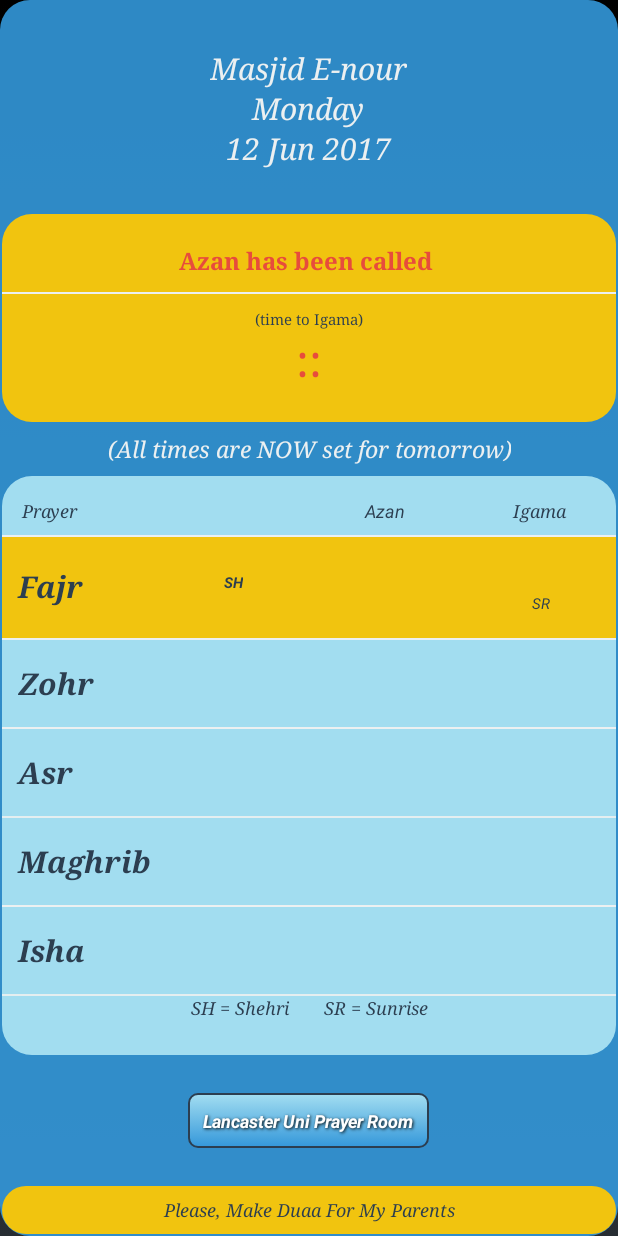
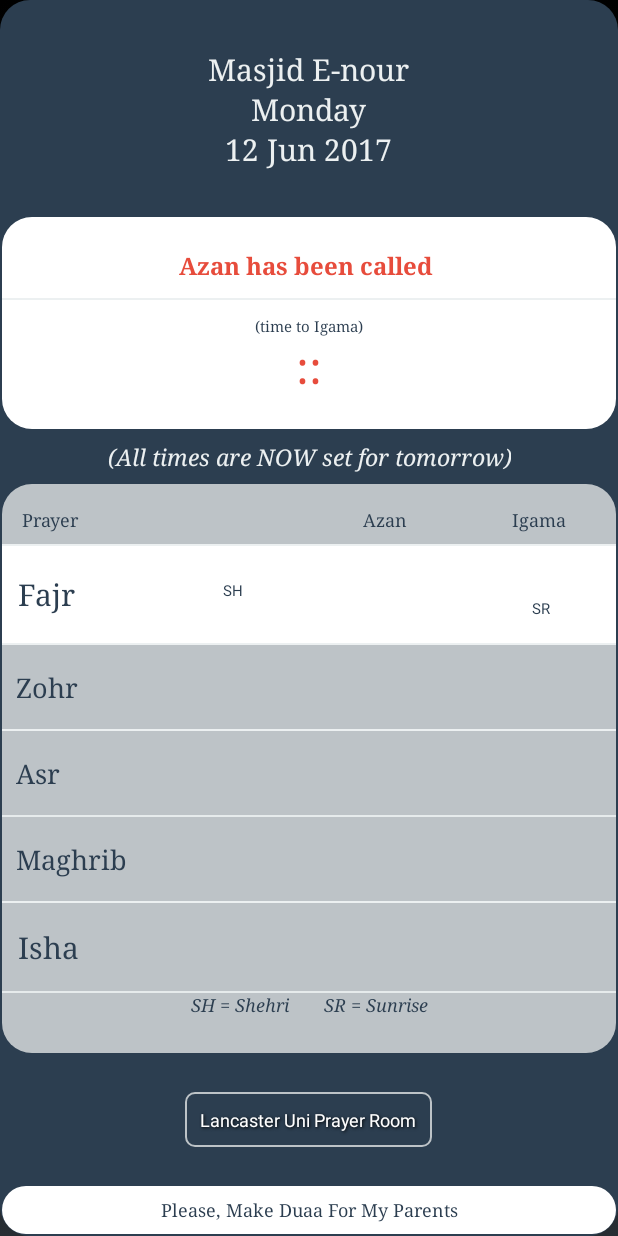
Before and after one commit to SudanBoy/LancasterPrayerTimes, an Android app: the screen it shows after launch (MainActivity), on a phone screen of 412 x 824 dp. Run offline under Robolectric (Android 15) with nearby library versions, the light colour scheme and no system bars; network calls fail; 25 statements that could not run were skipped.

Commit message:
Changed the colors

```diff
--- a/app/src/main/java/com/devsuda/lancasterprayertimes/DisplayCountdowns.java
+++ b/app/src/main/java/com/devsuda/lancasterprayertimes/DisplayCountdowns.java
@@ -1,11 +1,5 @@
 package com.devsuda.lancasterprayertimes;
 
-import android.app.Notification;
-import android.app.NotificationManager;
-import android.app.PendingIntent;
-import android.content.Context;
-import android.content.Intent;
-import android.net.Uri;
 import android.os.CountDownTimer;
 import android.widget.TextView;
 
@@ -15,9 +9,11 @@ public class DisplayCountdowns {
     private static final int igamaCountDownId = 1;
     private static final int azanCountDownId = 2;
     private static final int maghribCountDownId = 3;
+    private NotiAdaptor notiAdaptor;
 
     public DisplayCountdowns(MainActivity _mainActivity) {
         this.mainActivity = _mainActivity;
+        this.notiAdaptor = new NotiAdaptor(_mainActivity);
     }
 
     public void countdown(long timeToNextAzanOrIgamaِ, int countDownId) {
@@ -25,9 +21,6 @@ public class DisplayCountdowns {
         final TextView hourOfIgamaCdTv = (TextView) mainActivity.findViewById(R.id.hourOfIgamaCdTv);
         final TextView minOfIgamaCdTv = (TextView) mainActivity.findViewById(R.id.minOfIgamaCdTv);
         final TextView secOfIgamaCdTv = (TextView) mainActivity.findViewById(R.id.secOfIgamaCdTv);
-
-        final TextView hourOfIgamaCdSign = (TextView) mainActivity.findViewById(R.id.hourOfIgamaCdSign);
-        final TextView minOfIgamaCdSign = (TextView) mainActivity.findViewById(R.id.minOfIgamaCdSign);
 
         final TextView minOfAzanCdTv = (TextView) mainActivity.findViewById(R.id.minOfAzanCdTv);
         final TextView minOfAzanCdSign = (TextView) mainActivity.findViewById(R.id.minOfAzanCdSign);
@@ -73,7 +66,7 @@ public class DisplayCountdowns {
                 }
 
                 public void onFinish() {
-                    showNotification(azanNotiId);
+                    notiAdaptor.showNotification(azanNotiId);
                     minOfAzanCdTv.setText("Azan has been called ");
                 }
             }.start();
@@ -92,7 +85,7 @@ public class DisplayCountdowns {
 
                 public void onFinish() {
 
-                    showNotification(igamaNotiId);
+                    notiAdaptor.showNotification(igamaNotiId);
                     minOfAzanCdTv.setText("Jamaa started, hurry up!");
                 }
             }.start();
@@ -119,43 +112,10 @@ public class DisplayCountdowns {
                 }
 
                 public void onFinish() {
-                    showNotification(igamaNotiId);
+                    notiAdaptor.showNotification(igamaNotiId);
                     minOfAzanCdTv.setText("Azan has been called ");
                 }
             }.start();
         }
     }
-
-    private void showNotification(int notiId) {
-        Notification myNotification = null;
-        String notificationTitle = null;
-        String notificationBody = null;
-
-        switch (notiId) {
-            case 1:
-                myNotification = new Notification(R.drawable.ic_launcher, "Time for praying!", System.currentTimeMillis());
-                notificationTitle = "Time for praying";
-                notificationBody = "Prepare yourself!";
-
-                break;
-            case 2:
-                myNotification = new Notification(R.drawable.ic_launcher, "Jamaa started!", System.currentTimeMillis());
-                notificationTitle = "Jamaa started!";
-                notificationBody = "May Allah accept";
-                break;
-        }
-        NotificationManager notificationManager = (NotificationManager) mainActivity.getSystemService(Context.NOTIFICATION_SERVICE);
-
-        Context context = mainActivity.getApplicationContext();
-
-
-        Intent myIntent = new Intent(mainActivity, MainActivity.class);
-        PendingIntent pendingIntent = PendingIntent.getActivity(mainActivity, 0, myIntent, Intent.FILL_IN_ACTION);
-        myNotification.flags |= Notification.FLAG_AUTO_CANCEL;
-        myNotification.sound = Uri.parse("android.resource://" + mainActivity.getPackageName() + "/" + R.raw.azan);
-        myNotification.setLatestEventInfo(context, notificationTitle, notificationBody, pendingIntent);
-        notificationManager.notify(1, myNotification);
-    }
-
-
 }
--- a/app/src/main/java/com/devsuda/lancasterprayertimes/DisplayPrayerTimes.java
+++ b/app/src/main/java/com/devsuda/lancasterprayertimes/DisplayPrayerTimes.java
@@ -86,7 +86,7 @@ public class DisplayPrayerTimes {
     private long nextPrayerIgamaTimeInMs = 0;
     private long nextPrayerAzanTimeInMs = 0;
 
-    private static final String highlghtColor = "#f1c40f";
+    private static final String highlghtColor = "#ffffff";
 
     public DisplayPrayerTimes(MainActivity _mainActivity) {
         this.mainActivity = _mainActivity;
--- /dev/null
+++ b/app/src/main/java/com/devsuda/lancasterprayertimes/NotiAdaptor.java
@@ -0,0 +1,51 @@
+package com.devsuda.lancasterprayertimes;
+
+import android.app.Notification;
+import android.app.NotificationManager;
+import android.app.PendingIntent;
+import android.content.Context;
+import android.content.Intent;
+import android.net.Uri;
+
+/**
+ * Created by Abubakr on 12/06/2017.
+ */
+
+public class NotiAdaptor {
+
+    private Context ctx;
+    public NotiAdaptor(MainActivity _mainActivity){
+        this.ctx = _mainActivity;
+    }
+
+    public void showNotification(int notiId) {
+        Notification myNotification = null;
+        String notificationTitle = null;
+        String notificationBody = null;
+
+        switch (notiId) {
+            case 1:
+                myNotification = new Notification(R.drawable.ic_launcher, "Time for praying!", System.currentTimeMillis());
+                notificationTitle = "Time for praying";
+                notificationBody = "Prepare yourself!";
+
+                break;
+            case 2:
+                myNotification = new Notification(R.drawable.ic_launcher, "Jamaa started!", System.currentTimeMillis());
+                notificationTitle = "Jamaa started!";
+                notificationBody = "May Allah accept";
+                break;
+        }
+        NotificationManager notificationManager = (NotificationManager) ctx.getSystemService(Context.NOTIFICATION_SERVICE);
+
+        //Context context = ctx.getApplicationContext();
+
+
+        Intent myIntent = new Intent(ctx, MainActivity.class);
+        PendingIntent pendingIntent = PendingIntent.getActivity(ctx, 0, myIntent, Intent.FILL_IN_ACTION);
+        myNotification.flags |= Notification.FLAG_AUTO_CANCEL;
+        myNotification.sound = Uri.parse("android.resource://" + ctx.getPackageName() + "/" + R.raw.azan);
+        myNotification.setLatestEventInfo(ctx, notificationTitle, notificationBody, pendingIntent);
+        notificationManager.notify(1, myNotification);
+    }
+}
--- a/app/src/main/res/drawable-hdpi/red_button.xml
+++ b/app/src/main/res/drawable-hdpi/red_button.xml
@@ -2,18 +2,18 @@
 <selector xmlns:android="http://schemas.android.com/apk/res/android">
 
     <item android:state_pressed="true"><shape>
-            <solid android:color="#F2A9E2F3" />
+            <solid android:color="#2c3e50" />
 
-            <stroke android:width="1dp" android:color="#2c3e50" />
+            <stroke android:width="1dp" android:color="#bdc3c7" />
 
             <corners android:radius="6dp" />
 
             <padding android:bottom="10dp" android:left="10dp" android:right="10dp" android:top="10dp" />
         </shape></item>
     <item><shape>
-            <gradient android:angle="270" android:endColor="#f23498db" android:startColor="#F2A9E2F3" />
+            <gradient android:angle="270" android:endColor="#2c3e50" android:startColor="#2c3e50" />
 
-            <stroke android:width="1dp" android:color="#2c3e50" />
+            <stroke android:width="1dp" android:color="#bdc3c7" />
 
             <corners android:radius="6dp" />
 
--- a/app/src/main/res/drawable-hdpi/roundcorners.xml
+++ b/app/src/main/res/drawable-hdpi/roundcorners.xml
@@ -1,7 +1,7 @@
 <?xml version="1.0" encoding="utf-8"?>
 <shape xmlns:android="http://schemas.android.com/apk/res/android" >
 
-    <solid android:color="#E63498db" />
+    <solid android:color="#2c3e50" />
 
     <corners android:radius="30px" />
 
--- a/app/src/main/res/drawable-hdpi/roundcorners2.xml
+++ b/app/src/main/res/drawable-hdpi/roundcorners2.xml
@@ -1,7 +1,7 @@
 <?xml version="1.0" encoding="utf-8"?>
 <shape xmlns:android="http://schemas.android.com/apk/res/android" >
 
-    <solid android:color="#f1c40f" />
+    <solid android:color="#ffffff" />
 
     <corners android:radius="30px" />
 
--- a/app/src/main/res/drawable-hdpi/roundcorners3.xml
+++ b/app/src/main/res/drawable-hdpi/roundcorners3.xml
@@ -1,7 +1,7 @@
 <?xml version="1.0" encoding="utf-8"?>
 <shape xmlns:android="http://schemas.android.com/apk/res/android" >
 
-    <solid android:color="#f2A9E2F3" />
+    <solid android:color="#bdc3c7" />
 
     <corners android:radius="30px" />
 
--- a/app/src/main/res/layout/activity_main.xml
+++ b/app/src/main/res/layout/activity_main.xml
@@ -31,7 +31,6 @@
                 android:text="Masjid E-nour"
                 android:textColor="#ecf0f1"
                 android:textSize="20sp"
-                android:textStyle="italic"
                 android:typeface="serif" />
         </TableRow>
 
@@ -46,7 +45,6 @@
                 android:gravity="center"
                 android:textColor="#ecf0f1"
                 android:textSize="20sp"
-                android:textStyle="italic"
                 android:typeface="serif" />
         </TableRow>
 
@@ -61,7 +59,6 @@
                 android:gravity="center"
                 android:textColor="#ecf0f1"
                 android:textSize="20sp"
-                android:textStyle="italic"
                 android:typeface="serif" />
         </TableRow>
     </TableLayout>
@@ -255,7 +252,6 @@
                     android:text="    Prayer"
                     android:textColor="#2c3e50"
                     android:textSize="12sp"
-                    android:textStyle="italic"
                     android:typeface="serif" />
 
                 <TextView
@@ -266,7 +262,7 @@
                     android:text="Azan"
                     android:textColor="#2c3e50"
                     android:textSize="12sp"
-                    android:textStyle="italic" />
+                    android:typeface="serif" />
 
                 <TextView
                     android:id="@+id/igamaTitle"
@@ -276,7 +272,6 @@
                     android:text="Igama"
                     android:textColor="#2c3e50"
                     android:textSize="12sp"
-                    android:textStyle="italic"
                     android:typeface="serif" />
             </TableRow>
         </TableLayout>
@@ -308,7 +303,6 @@
                     android:text="  Fajr"
                     android:textColor="#2c3e50"
                     android:textSize="20sp"
-                    android:textStyle="bold|italic"
                     android:typeface="serif" />
 
                 <TableLayout
@@ -328,8 +322,7 @@
                             android:id="@+id/shehriLblTV"
                             android:gravity="right"
                             android:textColor="#2c3e50"
-                            android:textSize="18dp"
-                            android:textStyle="italic" />
+                            android:textSize="18dp" />
 
                         <TextView
                             android:id="@+id/sh"
@@ -338,8 +331,7 @@
                             android:includeFontPadding="false"
                             android:text=" SH"
                             android:textColor="#2c3e50"
-                            android:textSize="10dp"
-                            android:textStyle="bold|italic" />
+                            android:textSize="10dp" />
                     </TableRow>
                 </TableLayout>
 
@@ -349,8 +341,7 @@
                     android:layout_weight="25"
                     android:gravity="center"
                     android:textColor="#2c3e50"
-                    android:textSize="18sp"
-                    android:textStyle="italic" />
+                    android:textSize="18sp" />
 
                 <TableLayout
                     android:id="@+id/t12"
@@ -369,8 +360,7 @@
                             android:id="@+id/fajrIgamaTV"
                             android:gravity="center"
                             android:textColor="#2c3e50"
-                            android:textSize="20sp"
-                            android:textStyle="bold|italic"
+                            android:textSize="18sp"
                             android:typeface="serif" />
                     </TableRow>
 
@@ -384,8 +374,7 @@
                             android:id="@+id/sunriseTV"
                             android:gravity="right"
                             android:textColor="#2c3e50"
-                            android:textSize="18sp"
-                            android:textStyle="italic" />
+                            android:textSize="18sp" />
 
                         <TextView
                             android:id="@+id/sunriseSign"
@@ -394,8 +383,7 @@
                             android:includeFontPadding="false"
                             android:text=" SR"
                             android:textColor="#2c3e50"
-                            android:textSize="10sp"
-                            android:textStyle="italic" />
+                            android:textSize="10sp" />
                     </TableRow>
                 </TableLayout>
             </TableRow>
@@ -427,8 +415,7 @@
                     android:gravity="left"
                     android:text="  Zohr"
                     android:textColor="#2c3e50"
-                    android:textSize="20sp"
-                    android:textStyle="bold|italic"
+                    android:textSize="18sp"
                     android:typeface="serif" />
 
                 <TextView
@@ -438,7 +425,7 @@
                     android:gravity="center"
                     android:textColor="#2c3e50"
                     android:textSize="18sp"
-                    android:textStyle="italic" />
+                    android:typeface="serif" />
 
                 <TextView
                     android:id="@+id/zhorIgamaTV"
@@ -446,8 +433,7 @@
                     android:layout_weight="25"
                     android:gravity="center"
                     android:textColor="#2c3e50"
-                    android:textSize="20sp"
-                    android:textStyle="bold|italic"
+                    android:textSize="18sp"
                     android:typeface="serif" />
             </TableRow>
         </TableLayout>
@@ -478,17 +464,17 @@
                     android:gravity="left"
                     android:text="  Asr"
                     android:textColor="#2c3e50"
-                    android:textSize="20sp"
-                    android:textStyle="bold|italic"
+                    android:textSize="18sp"
                     android:typeface="serif" />
 
                 <TextView
                     android:id="@+id/asorAzanHanafiTV"
+                    android:layout_width="0sp"
                     android:layout_weight="25"
                     android:gravity="center"
                     android:textColor="#2c3e50"
                     android:textSize="18sp"
-                    android:textStyle="italic" />
+                    android:typeface="serif" />
 
                 <TextView
                     android:id="@+id/asorIgamaTV"
@@ -496,8 +482,7 @@
                     android:layout_weight="25"
                     android:gravity="center"
                     android:textColor="#2c3e50"
-                    android:textSize="20sp"
-                    android:textStyle="bold|italic"
+                    android:textSize="18sp"
                     android:typeface="serif" />
             </TableRow>
         </TableLayout>
@@ -528,8 +513,7 @@
                     android:gravity="left"
                     android:text="  Maghrib"
                     android:textColor="#2c3e50"
-                    android:textSize="20sp"
-                    android:textStyle="bold|italic"
+                    android:textSize="18sp"
                     android:typeface="serif" />
 
                 <TextView
@@ -539,7 +523,7 @@
                     android:gravity="center"
                     android:textColor="#2c3e50"
                     android:textSize="18sp"
-                    android:textStyle="italic" />
+                    android:typeface="serif" />
 
                 <TextView
                     android:id="@+id/magribIgamaTV"
@@ -547,8 +531,7 @@
                     android:layout_weight="25"
                     android:gravity="center"
                     android:textColor="#2c3e50"
-                    android:textSize="20sp"
-                    android:textStyle="bold|italic"
+                    android:textSize="18sp"
                     android:typeface="serif" />
             </TableRow>
         </TableLayout>
@@ -580,7 +563,6 @@
                     android:text="  Isha"
                     android:textColor="#2c3e50"
                     android:textSize="20sp"
-                    android:textStyle="bold|italic"
                     android:typeface="serif" />
 
                 <TextView
@@ -590,7 +572,7 @@
                     android:gravity="center"
                     android:textColor="#2c3e50"
                     android:textSize="18sp"
-                    android:textStyle="italic" />
+                    android:typeface="serif" />
 
                 <TextView
                     android:id="@+id/ishaIgamaTV"
@@ -598,8 +580,7 @@
                     android:layout_weight="25"
                     android:gravity="center"
                     android:textColor="#2c3e50"
-                    android:textSize="20sp"
-                    android:textStyle="bold|italic"
+                    android:textSize="18sp"
                     android:typeface="serif" />
             </TableRow>
         </TableLayout>
@@ -668,7 +649,6 @@
             android:text="Please, Make Duaa For My Parents"
             android:textColor="#2c3e50"
             android:textSize="12sp"
-            android:textStyle="italic"
             android:typeface="serif"></TextView>
     </TableLayout>
 
--- a/app/src/main/res/values/styles.xml
+++ b/app/src/main/res/values/styles.xml
@@ -28,7 +28,6 @@
         <item name="android:shadowDx">1</item>
         <item name="android:shadowDy">1</item>
         <item name="android:shadowRadius">2</item>
-        <item name="android:textStyle">italic|bold</item>
     </style>
 
 </resources>
```
